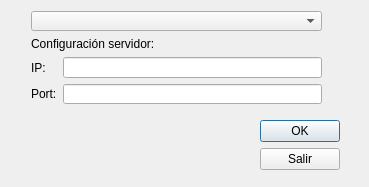
First picture: the form in visor_servidor/preferencesdialog.ui, repository Syrka/videovigilancia-1314-g07, before the edit.
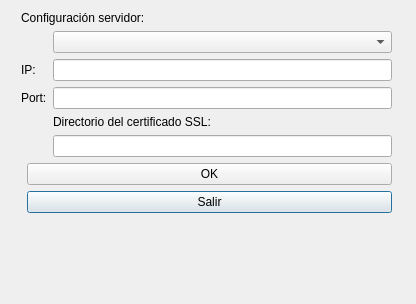
Second picture: the form after the edit.

```diff
--- a/visor_servidor/preferencesdialog.ui
+++ b/visor_servidor/preferencesdialog.ui
@@ -6,8 +6,8 @@
    <rect>
     <x>0</x>
     <y>0</y>
-    <width>369</width>
-    <height>187</height>
+    <width>416</width>
+    <height>304</height>
    </rect>
   </property>
   <property name="windowTitle">
@@ -16,73 +16,83 @@
   <widget class="QWidget" name="">
    <property name="geometry">
     <rect>
-     <x>260</x>
-     <y>120</y>
-     <width>83</width>
-     <height>54</height>
-    </rect>
-   </property>
-   <layout class="QFormLayout" name="formLayout">
-    <item row="0" column="0">
-     <widget class="QPushButton" name="okButton">
-      <property name="text">
-       <string>OK</string>
-      </property>
-     </widget>
-    </item>
-    <item row="1" column="0">
-     <widget class="QPushButton" name="salirPrefButton">
-      <property name="text">
-       <string>Salir</string>
-      </property>
-     </widget>
-    </item>
-   </layout>
-  </widget>
-  <widget class="QWidget" name="">
-   <property name="geometry">
-    <rect>
-     <x>31</x>
+     <x>21</x>
      <y>11</y>
-     <width>291</width>
-     <height>93</height>
+     <width>371</width>
+     <height>271</height>
     </rect>
    </property>
+   <layout class="QVBoxLayout" name="verticalLayout">
+    <item>
    <layout class="QFormLayout" name="formLayout_2">
     <property name="fieldGrowthPolicy">
      <enum>QFormLayout::AllNonFixedFieldsGrow</enum>
     </property>
-    <item row="0" column="0" colspan="2">
-     <widget class="QComboBox" name="comboCamOptsBox"/>
-    </item>
-    <item row="2" column="1">
-     <widget class="QLineEdit" name="lineEditIp"/>
+      <item row="1" column="0" colspan="2">
+       <widget class="QLabel" name="label_3">
+        <property name="text">
+         <string>Configuración servidor: </string>
+        </property>
+       </widget>
     </item>
     <item row="3" column="0">
+       <widget class="QLabel" name="label">
+        <property name="text">
+         <string>IP:</string>
+        </property>
+       </widget>
+      </item>
+      <item row="3" column="1">
+       <widget class="QLineEdit" name="lineEditIp"/>
+      </item>
+      <item row="4" column="0">
      <widget class="QLabel" name="label_2">
       <property name="text">
        <string>Port:</string>
       </property>
      </widget>
     </item>
-    <item row="3" column="1">
+      <item row="4" column="1">
      <widget class="QLineEdit" name="lineEditPort"/>
     </item>
-    <item row="2" column="0">
-     <widget class="QLabel" name="label">
+      <item row="5" column="1">
+       <widget class="QLabel" name="label_4">
       <property name="text">
-       <string>IP:</string>
+         <string>Directorio del certificado SSL:</string>
       </property>
      </widget>
     </item>
-    <item row="1" column="0" colspan="2">
-     <widget class="QLabel" name="label_3">
+      <item row="6" column="1">
+       <widget class="QLineEdit" name="lineEditSslpath">
+        <property name="enabled">
+         <bool>true</bool>
+        </property>
+       </widget>
+      </item>
+      <item row="2" column="1">
+       <widget class="QComboBox" name="comboCamOptsBox"/>
+      </item>
+     </layout>
+    </item>
+    <item>
+     <layout class="QFormLayout" name="formLayout">
+      <item row="1" column="1">
+       <widget class="QPushButton" name="salirPrefButton">
       <property name="text">
-       <string>Configuración servidor: </string>
+         <string>Salir</string>
       </property>
      </widget>
     </item>
-   </layout>
+      <item row="0" column="1">
+       <widget class="QPushButton" name="okButton">
+        <property name="text">
+         <string>OK</string>
+        </property>
+       </widget>
+      </item>
+     </layout>
+    </item>
+   </layout>
   </widget>
   <zorder>comboCamOptsBox</zorder>
   <zorder>okButton</zorder>
```
Left out of the diff: 7 changed lines with no effect on the pictures. Lines whose indentation alone changed are shown as unchanged.
